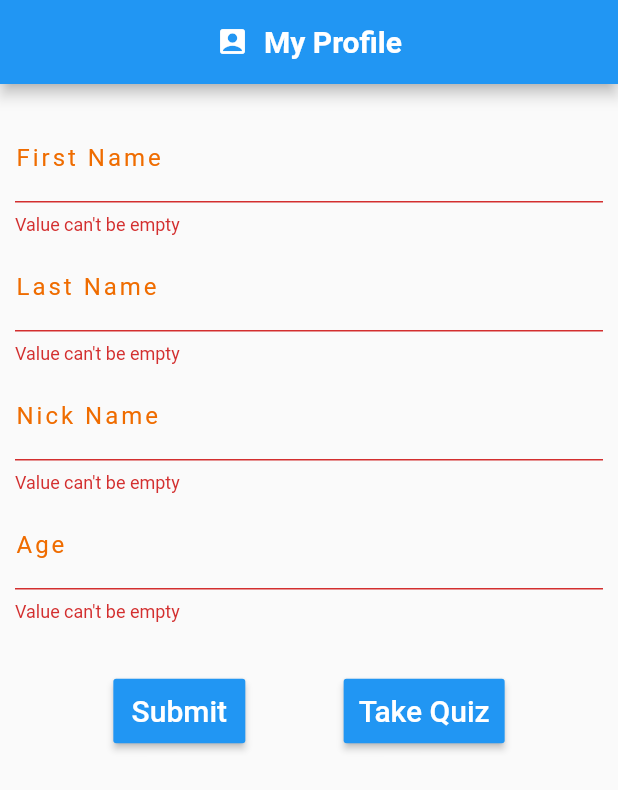
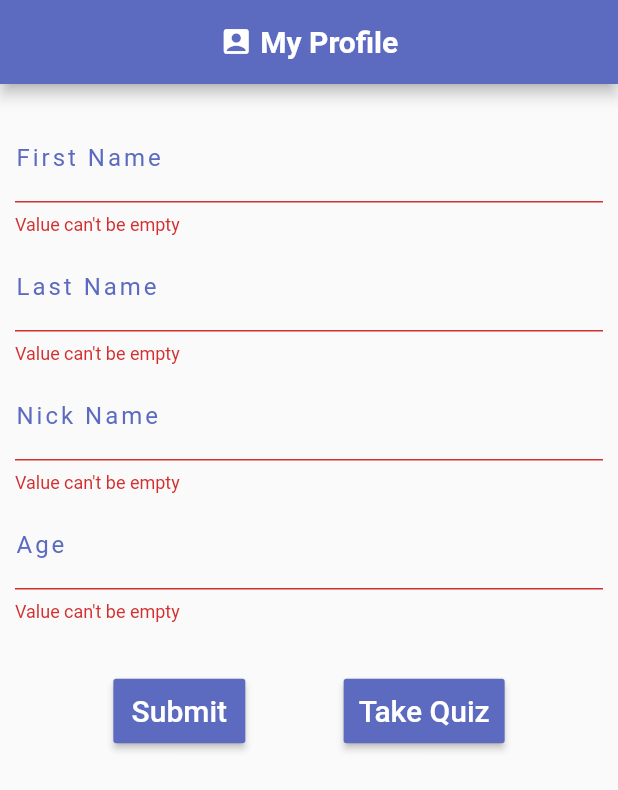
Before and after one commit to dhvaneshshah97/Quiz_App_Flutter, a Flutter app: the screen it shows after launch, after a tap on "Submit", on a phone screen of 412 x 824 dp. Shown: the top 790 px of the screen. Run offline on Flutter 3.47's test engine with Material 2 defaults, Android fonts, the phone set to English and light mode, and no system bars; our stand-ins replace flutter_spinkit, shared_preferences.

Commit message:
Refactor code

```diff
--- a/lib/home.dart
+++ b/lib/home.dart
@@ -13,10 +13,10 @@ class _HomePageState extends State<HomePage> {
   @override
   void initState() {
     super.initState();
-    getFname();
-    getLname();
-    getNname();
-    getAge();
+    _getFname();
+    _getLname();
+    _getNname();
+    _getAge();
     shouldTakeQuiz();
     score.availability().then((bool val) {
       setState(() {
@@ -30,10 +30,10 @@ class _HomePageState extends State<HomePage> {
     });
   }
 
-  final firstnameController = TextEditingController();
-  final lastnameController = TextEditingController();
-  final nicknameController = TextEditingController();
-  final ageController = TextEditingController();
+  final _firstnameController = TextEditingController();
+  final _lastnameController = TextEditingController();
+  final _nicknameController = TextEditingController();
+  final _ageController = TextEditingController();
   int _score = 0;
   bool _scoreInFile = false;
   bool _takeQuiz = false;
@@ -46,45 +46,45 @@ class _HomePageState extends State<HomePage> {
 
   final _formKey = GlobalKey<FormState>();
 
-  getFname() async {
+  _getFname() async {
     SharedPreferences prefs = await SharedPreferences.getInstance();
     String fname = prefs.getString('fname') ?? '';
     setState(() {
-      firstnameController.text = fname;
+      _firstnameController.text = fname;
     });
   }
 
-  getLname() async {
+  _getLname() async {
     SharedPreferences prefs = await SharedPreferences.getInstance();
     String lname = prefs.getString('lname') ?? '';
     setState(() {
-      lastnameController.text = lname;
+      _lastnameController.text = lname;
     });
   }
 
-  getNname() async {
+  _getNname() async {
     SharedPreferences prefs = await SharedPreferences.getInstance();
     String nname = prefs.getString('nname') ?? '';
     setState(() {
-      nicknameController.text = nname;
+      _nicknameController.text = nname;
     });
   }
 
-  getAge() async {
+  _getAge() async {
     SharedPreferences prefs = await SharedPreferences.getInstance();
     String age = prefs.getString('age') ?? '';
     setState(() {
-      ageController.text = age;
+      _ageController.text = age;
     });
   }
 
-  addUserDetailstoSF() async {
+  _addUserDetailstoSF() async {
     this._takeQuiz = true;
     SharedPreferences prefs = await SharedPreferences.getInstance();
-    prefs.setString('fname', firstnameController.text);
-    prefs.setString('lname', lastnameController.text);
-    prefs.setString('nname', nicknameController.text);
-    prefs.setString('age', ageController.text);
+    prefs.setString('fname', _firstnameController.text);
+    prefs.setString('lname', _lastnameController.text);
+    prefs.setString('nname', _nicknameController.text);
+    prefs.setString('age', _ageController.text);
   }
 
   _navigateAndDisplayScore(BuildContext context) async {
@@ -117,13 +117,14 @@ class _HomePageState extends State<HomePage> {
                 child: Icon(Icons.account_box, size: 22),
               ),
               TextSpan(
-                  text: "  My Profile",
+                  text: " My Profile",
                   style:
                       TextStyle(fontSize: 20.0, fontWeight: FontWeight.bold)),
             ],
           ),
         ),
         centerTitle: true,
+        backgroundColor: Colors.indigo[400],
       ),
       body: SingleChildScrollView(
         child: Container(
@@ -137,12 +138,12 @@ class _HomePageState extends State<HomePage> {
                     TextFormField(
                       validator: (value) =>
                           value.isEmpty ? 'Value can\'t be empty' : null,
-                      controller: firstnameController,
+                      controller: _firstnameController,
                       decoration: InputDecoration(
                           labelText: 'First Name',
                           labelStyle: TextStyle(
                             letterSpacing: 2.0,
-                            color: Colors.orange[800],
+                            color: Colors.indigo[400],
                           )),
                       textInputAction: TextInputAction.done,
                       keyboardType: TextInputType.text,
@@ -153,12 +154,12 @@ class _HomePageState extends State<HomePage> {
                     TextFormField(
                       validator: (value) =>
                           value.isEmpty ? 'Value can\'t be empty' : null,
-                      controller: lastnameController,
+                      controller: _lastnameController,
                       decoration: InputDecoration(
                           labelText: 'Last Name',
                           labelStyle: TextStyle(
                             letterSpacing: 2.0,
-                            color: Colors.orange[800],
+                            color: Colors.indigo[400],
                           )),
                       textInputAction: TextInputAction.done,
                       keyboardType: TextInputType.text,
@@ -169,12 +170,12 @@ class _HomePageState extends State<HomePage> {
                     TextFormField(
                       validator: (value) =>
                           value.isEmpty ? 'Value can\'t be empty' : null,
-                      controller: nicknameController,
+                      controller: _nicknameController,
                       decoration: InputDecoration(
                           labelText: 'Nick Name',
                           labelStyle: TextStyle(
                             letterSpacing: 2.0,
-                            color: Colors.orange[800],
+                            color: Colors.indigo[400],
                           )),
                       textInputAction: TextInputAction.done,
                       keyboardType: TextInputType.text,
@@ -185,12 +186,12 @@ class _HomePageState extends State<HomePage> {
                     TextFormField(
                       validator: (value) =>
                           value.isEmpty ? 'Value can\'t be empty' : null,
-                      controller: ageController,
+                      controller: _ageController,
                       decoration: InputDecoration(
                           labelText: 'Age',
                           labelStyle: TextStyle(
                             letterSpacing: 2.0,
-                            color: Colors.orange[800],
+                            color: Colors.indigo[400],
                           )),
                       textInputAction: TextInputAction.done,
                       keyboardType: TextInputType.number,
@@ -209,7 +210,7 @@ class _HomePageState extends State<HomePage> {
                             return RaisedButton(
                               onPressed: () {
                                 if (_formKey.currentState.validate()) {
-                                  addUserDetailstoSF();
+                                  _addUserDetailstoSF();
                                   Scaffold.of(context).showSnackBar(SnackBar(
                                     content: Text(
                                       'Your details are saved',
@@ -219,14 +220,14 @@ class _HomePageState extends State<HomePage> {
                                           fontWeight: FontWeight.bold,
                                           letterSpacing: 1),
                                     ),
-                                    backgroundColor: Colors.blue,
+                                    backgroundColor: Colors.indigo[400],
                                     behavior: SnackBarBehavior.floating,
                                     duration: Duration(seconds: 4),
                                   ));
                                 }
                               },
                               textColor: Colors.white,
-                              color: Colors.blue,
+                              color: Colors.indigo[400],
                               child: Text(
                                 "Submit",
                                 style: TextStyle(
@@ -251,14 +252,14 @@ class _HomePageState extends State<HomePage> {
                                         fontWeight: FontWeight.bold,
                                         letterSpacing: 1),
                                   ),
-                                  backgroundColor: Colors.blue,
+                                  backgroundColor: Colors.indigo[400],
                                   behavior: SnackBarBehavior.floating,
                                   duration: Duration(seconds: 3),
                                 ));
                               }
                             },
                             textColor: Colors.white,
-                            color: Colors.blue,
+                            color: Colors.indigo[400],
                             child: Text(
                               "Take Quiz",
                               style: TextStyle(
```
Also changed, not shown: lib/quiz.dart (+13 -16 lines).
